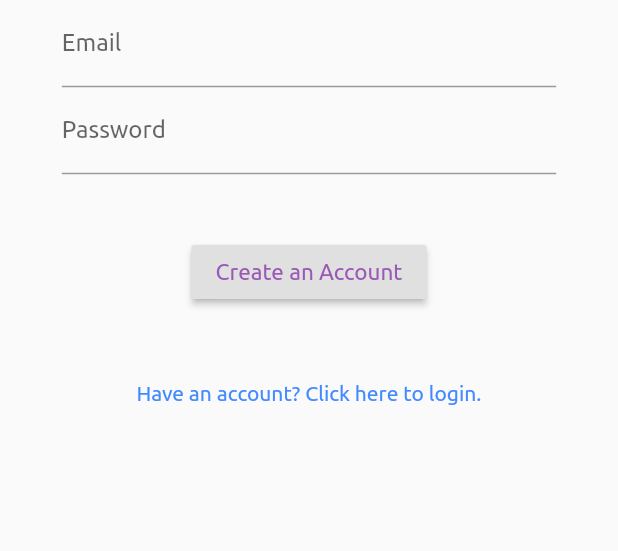
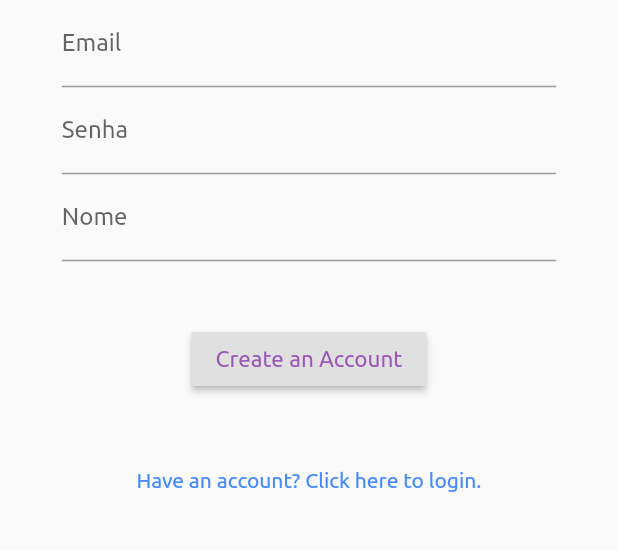
Before and after one commit to pauloj2000/engeconomica, a Flutter app: the screen it shows after launch, after a tap on "Dont have an account? Tap here to regist", on a phone screen of 412 x 824 dp, the part 331-882 px from its top. Run offline on Flutter 3.47's test engine with Material 2 defaults, Android fonts, the phone set to English and light mode, and no system bars; our stand-ins replace modal_progress_hud, toast; accounts and stored records are empty; project files that could hold a hidden picture were left out.

Commit message:
Login e cadastro funcional (mockado) Listagem e pesquisa de itens funcional (mockado) Cadastro de itens (mockado)

```diff
--- a/alternative/lib/infra/mock_db.dart
+++ b/alternative/lib/infra/mock_db.dart
@@ -24,10 +24,10 @@ class BancoDadosMock {
 
     Usuario user2 = new Usuario();
     user2.id = 2;
-    user2.nome = "Zé Ricardo Dantas de Sá";
-    user2.dataCriacao = '11/11/2019';
-    user2.email = "josericardo@gmail.com";
-    user2.senha = "123456789";
+    user2.nome = "Paulo Ricardo Dantas Sá";
+    user2.dataCriacao = '12/11/2019';
+    user2.email = "paulo@gmail.com";
+    user2.senha = "123";
 
     usuarios.add(user2);
 
@@ -39,13 +39,23 @@ class BancoDadosMock {
     lojas.add(loja2);
     lojas.add(loja3);
 
-    Item item1 = new Item(id: 1, idLoja: 1, nome: "Cocar Indígena Vermelho Simples");
-    Item item2 = new Item(id: 2, idLoja: 1, nome: "Cocar Indígena Extendido");
-    Item item3 = new Item(id: 3, idLoja: 1, nome: "Lança Tupiniquim");
+    Item item1 = new Item(id: 1, idLoja: 1, nome: "Cocar Indígena Vermelho Simples", preco: 33.213,
+    produtoDesc: "O produto é feito com lorem ipsum", producaoDesc: "A produção é feita de forma única");
 
-    Item item4 = new Item(id: 4, idLoja: 3, nome: "Colar de Madeira");
-    Item item5 = new Item(id: 5, idLoja: 3, nome: "Colar de Pérolas");
-    Item item6 = new Item(id: 6, idLoja: 3, nome: "Chapéu de Palha");
+    Item item2 = new Item(id: 2, idLoja: 1, nome: "Cocar Indígena Extendido", preco: 19000,
+        produtoDesc: "O melhor teste possível", producaoDesc: "A produção é rara");
+
+    Item item3 = new Item(id: 3, idLoja: 1, nome: "Lança Tupiniquim", preco: 33.1,
+        produtoDesc: "Não há produto mais raro", producaoDesc: "A produção é top");
+
+    Item item4 = new Item(id: 4, idLoja: 3, nome: "Colar de Madeira", preco: 33.212313,
+        produtoDesc: "Lorem ipsum", producaoDesc: "A produção é feita de forma única");
+
+    Item item5 = new Item(id: 5, idLoja: 3, nome: "Colar de Pérolas", preco: 213.10,
+        produtoDesc: "Produto de raro efeito", producaoDesc: "A produção é feita de forma única");
+
+    Item item6 = new Item(id: 6, idLoja: 3, nome: "Chapéu de Palha", preco: 313,
+        produtoDesc: "O produto é feito com lorem ipsum", producaoDesc: "A produção é feita de forma única em casa");
 
     itens.add(item1);
     itens.add(item2);
--- /dev/null
+++ b/alternative/lib/infra/util.dart
@@ -0,0 +1,7 @@
+class Util {
+
+  static String retornaDataFormatada(DateTime data){
+    return data.day.toString() + "/" + data.month.toString() + "/" + data.year.toString();
+  }
+
+}
--- a/alternative/lib/pages/login.dart
+++ b/alternative/lib/pages/login.dart
@@ -2,6 +2,7 @@ import 'package:alternative/infra/cores.dart';
 import 'package:alternative/components/geral.dart';
 import 'package:alternative/infra/mock_db.dart';
 import 'package:alternative/infra/resultado_execucao.dart';
+import 'package:alternative/infra/util.dart';
 import 'package:alternative/model/modelo_usuario.dart';
 import 'package:alternative/services/servico_usuario.dart';
 import 'package:flutter/cupertino.dart';
@@ -31,14 +32,19 @@ class _LoginPageState extends State<LoginPage> {
 
   final TextEditingController _emailFilter = new TextEditingController();
   final TextEditingController _passwordFilter = new TextEditingController();
+  final TextEditingController _nomeFilter = new TextEditingController();
+
   String _email = "";
   String _password = "";
+  String _nome = "";
+
   FormType _form = FormType
       .login; // our default setting is to login, and we should switch to creating an account when the user chooses to
 
   _LoginPageState() {
     _emailFilter.addListener(_emailListen);
     _passwordFilter.addListener(_passwordListen);
+    _nomeFilter.addListener(_nomeListen);
   }
 
   void _emailListen() {
@@ -54,6 +60,14 @@ class _LoginPageState extends State<LoginPage> {
       _password = "";
     } else {
       _password = _passwordFilter.text;
+    }
+  }
+
+  void _nomeListen(){
+    if (_nomeFilter.text.isEmpty) {
+      _nome = "";
+    } else {
+      _nome = _nomeFilter.text;
     }
   }
 
@@ -112,10 +126,16 @@ class _LoginPageState extends State<LoginPage> {
           new Container(
             child: new TextField(
               controller: _passwordFilter,
-              decoration: new InputDecoration(labelText: 'Password'),
+              decoration: new InputDecoration(labelText: 'Senha'),
               obscureText: true,
             ),
-          )
+          ),
+          _form == FormType.register ? Container(
+            child: new TextField(
+              controller: _nomeFilter,
+              decoration: new InputDecoration(labelText: 'Nome'),
+            ),
+          ) : Container(),
         ],
       ),
     );
@@ -194,25 +214,18 @@ class _LoginPageState extends State<LoginPage> {
 
   // These functions can self contain any user auth logic required, they all have access to _email and _password
 
-  bool validaEmail(String _email, String _senha) {
-    if (!_email.contains("@")) {
-      return false;
+  ResultadoExecucao validaEmail(String _email, String _senha) {
+    var resultado = new ResultadoExecucao(true, "");
+
+    if (!_email.contains("@") || !_email.contains(".com")) {
+      resultado.setResultado(false);
+      resultado.adicioneMensagemErro("E-mail inválido!");
+      return resultado;
     }
 
-    if (!_email.contains(".com")) {
-      return false;
-    }
+    resultado = validaEntradaUsuario(_email, _senha);
 
-    ResultadoExecucao resultado = validaEntradaUsuario(_email, _senha);
-
-    if (!resultado.sucesso()) {
-      Toast.show(resultado.retornaMensagemErro(), context,
-          duration: 3, gravity: Toast.CENTER);
-
-      return false;
-    }
-
-    return true;
+    return resultado;
   }
 
   ResultadoExecucao validaEntradaUsuario(String _email, String _senha) {
@@ -253,18 +266,22 @@ class _LoginPageState extends State<LoginPage> {
   }
 
   void _loginPressed() {
-    if (validaEmail(_email, _password)) {
+    var resultado = validaEmail(_email, _password);
+
+    if (resultado.sucesso()) {
       Navigator.push(
         context,
         MaterialPageRoute(builder: (context) => InicioPage()),
       );
     } else {
-      Toast.show("O e-mail informado é inválido", context);
+      Toast.show(resultado.retornaMensagemErro(), context, gravity: Toast.CENTER, duration: 3);
     }
   }
 
   void _createAccountPressed() {
-//    servicoUsuario.adicionaUsuario(_id, _nome, _email, _password, DateTime.now()., new List<Pagamento>())]
+    servicoUsuario.adicionaUsuario(BancoDadosMock.usuarios.last.id + 1, _nome, _email, _password, Util.retornaDataFormatada(DateTime.now()), new List<Pagamento>());
+
+    _formChange();
 
     Toast.show("Usuário cadastrado com sucesso!", context,
         duration: 3, gravity: Toast.CENTER);
--- a/alternative/pubspec.yaml
+++ b/alternative/pubspec.yaml
@@ -26,6 +26,7 @@ dependencies:
   modal_progress_hud: ^0.1.3
   photo_view: 0.7.0
   toast: ^0.1.4
+  flutter_bloc: ^2.0.0
 
 dev_dependencies:
   flutter_test:
```
Also changed, not shown: alternative/lib/bloc/bloc_pesquisa.dart (added, +35 -0 lines), alternative/lib/components/card_itens.dart (+10 -10 lines), alternative/lib/pages/inicio.dart (+7 -2 lines), alternative/lib/pages/novo_anuncio.dart (+75 -2 lines), alternative/lib/pages/pesquisa.dart (+21 -15 lines), alternative/lib/services/servico_item.dart (+5 -4 lines), alternative/pubspec.lock.
